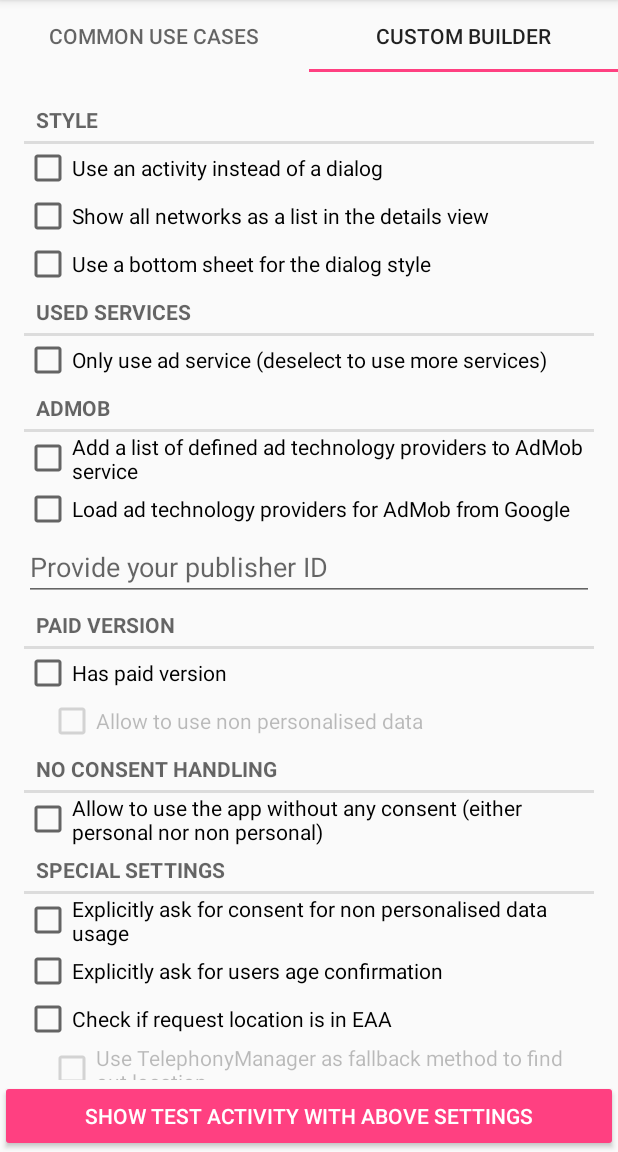
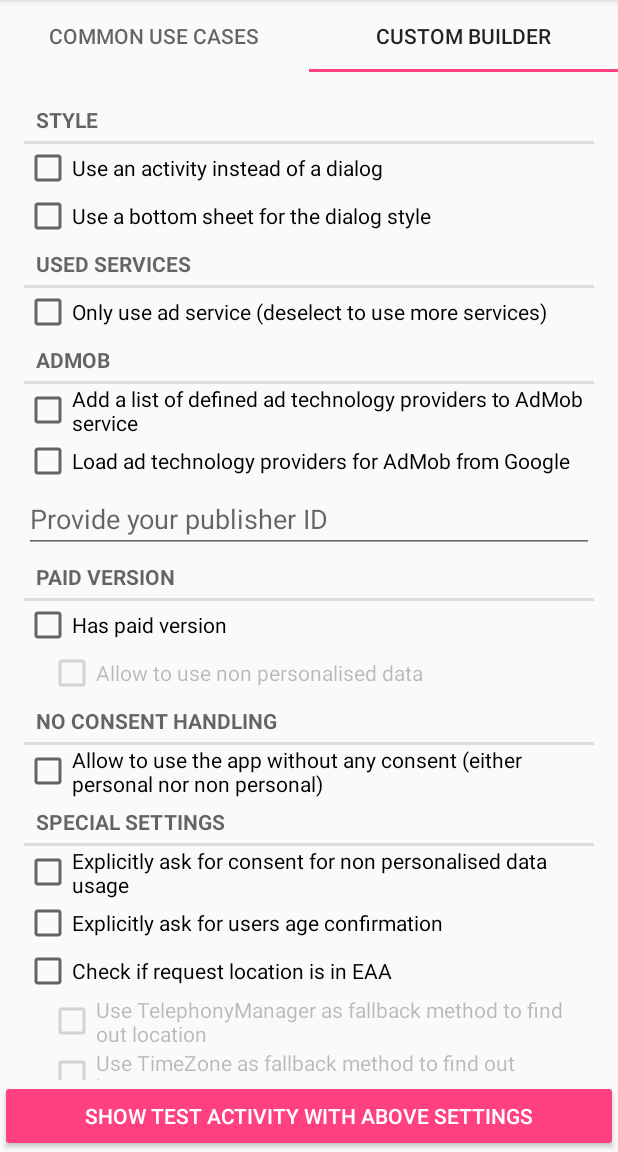
Before and after one commit to MFlisar/GDPRDialog, an Android app: the screen it shows after launch (SetupActivity), tab 2 chosen, on a phone screen of 412 x 824 dp, the part 84-1236 px from its top. Run offline under Robolectric (Android 15) with nearby library versions, the phone set to English and light mode, and no system bars; our stand-ins replace data binding.

Commit message:
* removed non list mode * add ability to differentiate between privacy policy link and partner links * moved network definition strings to code, they are not translated anyways

```diff
--- a/app/src/main/java/com/michaelflisar/gdprdialog/demo/DemoActivity.java
+++ b/app/src/main/java/com/michaelflisar/gdprdialog/demo/DemoActivity.java
@@ -10,6 +10,7 @@ import android.widget.Toast;
 import com.michaelflisar.gdprdialog.GDPR;
 import com.michaelflisar.gdprdialog.GDPRConsent;
 import com.michaelflisar.gdprdialog.GDPRConsentState;
+import com.michaelflisar.gdprdialog.GDPRDefinitions;
 import com.michaelflisar.gdprdialog.GDPRLocation;
 import com.michaelflisar.gdprdialog.GDPRSetup;
 import com.michaelflisar.gdprdialog.demo.app.App;
@@ -63,7 +64,7 @@ public class DemoActivity extends AppCompatActivity implements View.OnClickListe
         // we add it to the FIRST admob network we find...
         if (data.getSubNetworks().size() > 0) {
             for (int i = 0; i < mSetup.networks().length; i++) {
-                if (mSetup.networks()[i].getName().equals(getString(R.string.gdpr_network_admob))) {
+                if (mSetup.networks()[i].getName().equals(GDPRDefinitions.ADMOB.getName())) {
                     mSetup.networks()[i].addSubNetworks(data.getSubNetworks());
                     break;
                 }
--- a/app/src/main/java/com/michaelflisar/gdprdialog/demo/SetupActivity.java
+++ b/app/src/main/java/com/michaelflisar/gdprdialog/demo/SetupActivity.java
@@ -56,7 +56,6 @@ public class SetupActivity extends AppCompatActivity implements View.OnClickList
                         .withPrivacyPolicy(policyLink)
                         .withPaidVersion(false)
                         .withCheckRequestLocation(true)
-                        .withShowNetworksAsList(true)
                         .withLoadAdMobNetworks(publisherId);
                 break;
             case 3:
@@ -146,9 +145,6 @@ public class SetupActivity extends AppCompatActivity implements View.OnClickList
         if (mBinding.cbAskNonPersonalised.isChecked()) {
             setup.withExplicitNonPersonalisedConfirmation(true);
         }
-        if (mBinding.cbShowServicesAsList.isChecked()) {
-            setup.withShowNetworksAsList(true);
-        }
         // our base theme has a toolbar, so wo do not need this
         // setup.withNoToolbarTheme(true);
         intent.putExtra("setup", setup);
--- a/app/src/main/res/layout/activity_setup.xml
+++ b/app/src/main/res/layout/activity_setup.xml
@@ -66,7 +66,7 @@
                             android:layout_width="wrap_content"
                             android:layout_height="wrap_content"
                             android:padding="4dp"
-                            android:text="[1.3 - ADS OR PAY]\nSame as 1.2 but additionally all AdMob networks are loaded from server and are displayed as list instead of csv\nEnter a publisher ID to load ad networks from:"/>
+                            android:text="[1.3 - ADS OR PAY]\nSame as 1.2 but additionally all AdMob networks are loaded from server\nEnter a publisher ID to load ad networks from:"/>
 
                         <EditText
                             android:id="@+id/etPublisherIdCommon"
@@ -116,12 +116,6 @@
                         android:layout_width="match_parent"
                         android:layout_height="wrap_content"
                         android:text="Use an activity instead of a dialog"/>
-
-                    <CheckBox
-                        android:id="@+id/cbShowServicesAsList"
-                        android:layout_width="match_parent"
-                        android:layout_height="wrap_content"
-                        android:text="Show all networks as a list in the details view"/>
 
                     <CheckBox
                         android:id="@+id/cbBottomSheet"
--- a/library/src/main/java/com/michaelflisar/gdprdialog/GDPRDefinitions.java
+++ b/library/src/main/java/com/michaelflisar/gdprdialog/GDPRDefinitions.java
@@ -26,20 +26,23 @@ public class GDPRDefinitions {
     public static GDPRNetwork FIREBASE_ANALYTICS = null;
 
     public static void init(Context context) {
-
         // init ad networks
-        ADMOB = new GDPRNetwork(context, R.string.gdpr_network_admob, R.string.gdpr_network_admob_link, R.string.gdpr_type_ads, true, true);
-        AERSERV = new GDPRNetwork(context, R.string.gdpr_network_aerserv, R.string.gdpr_network_aerserv_link, R.string.gdpr_type_ads, true, true);
-        INMOBI = new GDPRNetwork(context, R.string.gdpr_network_inmobi, R.string.gdpr_network_inmobi_link, R.string.gdpr_type_ads, true, true);
-        MOPUB = new GDPRNetwork(context, R.string.gdpr_network_mopub, R.string.gdpr_network_mopub_link, R.string.gdpr_type_ads, true, true);
-        VUNGLE = new GDPRNetwork(context, R.string.gdpr_network_vungle, R.string.gdpr_network_vungle_link, R.string.gdpr_type_ads, true, true);
-        ADCOLONY = new GDPRNetwork(context, R.string.gdpr_network_adcolony, R.string.gdpr_network_adcolony_link, R.string.gdpr_type_ads, true, true);
-        UNITY = new GDPRNetwork(context, R.string.gdpr_network_unity, R.string.gdpr_network_unity_link, R.string.gdpr_type_ads, true, true);
-        APPLOVIN = new GDPRNetwork(context, R.string.gdpr_network_applovin, R.string.gdpr_network_applovin_link, R.string.gdpr_type_ads, true, true);
+        ADMOB = new GDPRNetwork(context, "AdMob", "https://policies.google.com/privacy", R.string.gdpr_type_ads, true)
+                .withIsIntermediator("https://support.google.com/admob/answer/9012903");
+        AERSERV = new GDPRNetwork(context, "AerServ", "https://www.aerserv.com/privacy-policy", R.string.gdpr_type_ads, true);
+        INMOBI = new GDPRNetwork(context, "InMobi", "https://www.inmobi.com/privacy-policy-for-eea", R.string.gdpr_type_ads, true);
+        MOPUB = new GDPRNetwork(context, "MoPub", "https://www.mopub.com/legal/privacy", R.string.gdpr_type_ads, true)
+                .withIsIntermediator("https://developers.mopub.com/docs/mediation/supported-mediation-partners");
+        VUNGLE = new GDPRNetwork(context, "InMobi", "https://vungle.com/privacy", R.string.gdpr_type_ads, true);
+        ADCOLONY = new GDPRNetwork(context, "AdColony", "https://www.adcolony.com/privacy-policy", R.string.gdpr_type_ads, true);
+        UNITY = new GDPRNetwork(context, "Unity", "https://unity3d.com/legal/privacy-policy", R.string.gdpr_type_ads, true);
+        APPLOVIN = new GDPRNetwork(context, "AppLovin", "https://www.applovin.com/privacy", R.string.gdpr_type_ads, true);
 
         // init othes
-        FIREBASE_DATABASE = new GDPRNetwork(context, R.string.gdpr_network_firebase, R.string.gdpr_network_firebase_link, R.string.gdpr_type_cloud_database, false, false);
-        FIREBASE_CRASH = new GDPRNetwork(context, R.string.gdpr_network_firebase, R.string.gdpr_network_firebase_link, R.string.gdpr_type_crash, false, false);
-        FIREBASE_ANALYTICS = new GDPRNetwork(context, R.string.gdpr_network_firebase, R.string.gdpr_network_firebase_link, R.string.gdpr_type_analytics, false, false);
+        String firebase = "Firebase";
+        String firebaseUrl = "https://firebase.google.com/support/privacy";
+        FIREBASE_DATABASE = new GDPRNetwork(context, firebase, firebaseUrl, R.string.gdpr_type_cloud_database, false);
+        FIREBASE_CRASH = new GDPRNetwork(context, firebase, firebaseUrl, R.string.gdpr_type_crash, false);
+        FIREBASE_ANALYTICS = new GDPRNetwork(context, firebase, firebaseUrl, R.string.gdpr_type_analytics, false);
     }
 }
--- a/library/src/main/java/com/michaelflisar/gdprdialog/GDPRNetwork.java
+++ b/library/src/main/java/com/michaelflisar/gdprdialog/GDPRNetwork.java
@@ -15,26 +15,35 @@ public class GDPRNetwork implements Parcelable {
     private String mName;
     private String mLink;
     private String mType;
-    private boolean mIsCollection;
+    private boolean mIsIntermediatorWithSubNetworks;
     private boolean mIsAdNetwork;
     private ArrayList<GDPRSubNetwork> mSubNetworks;
+    private String mSubNetworksLink;
 
-    public GDPRNetwork(Context context, int name, int link, int type, boolean isCollection, boolean isAdNetwork) {
-        mName = context.getString(name);
-        mLink = context.getString(link);
+    public GDPRNetwork(Context context, String name, String link, int type, boolean isAdNetwork) {
+        mName = name;
+        mLink = link;
         mType = context.getString(type);
-        mIsCollection = isCollection;
+        mIsIntermediatorWithSubNetworks = false;
+        mSubNetworksLink = null;
         mIsAdNetwork = isAdNetwork;
         mSubNetworks = new ArrayList<>();
     }
 
-    public GDPRNetwork(String name, String link, String type, boolean isCollection, boolean isAdNetwork) {
+    public GDPRNetwork(String name, String link, String type, boolean isAdNetwork) {
         mName = name;
         mLink = link;
         mType = type;
-        mIsCollection = isCollection;
+        mIsIntermediatorWithSubNetworks = false;
+        mSubNetworksLink = null;
         mIsAdNetwork = isAdNetwork;
         mSubNetworks = new ArrayList<>();
+    }
+
+    public GDPRNetwork withIsIntermediator(String subNetworksLink) {
+        mIsIntermediatorWithSubNetworks = true;
+        mSubNetworksLink = subNetworksLink;
+        return this;
     }
 
     public GDPRNetwork addSubNetwork(GDPRSubNetwork network) {
@@ -48,8 +57,11 @@ public class GDPRNetwork implements Parcelable {
     }
 
     public GDPRNetwork copy() {
-        return new GDPRNetwork(mName, mLink, mType, mIsCollection, mIsAdNetwork)
+        GDPRNetwork copy = new GDPRNetwork(mName, mLink, mType, mIsAdNetwork)
                 .addSubNetworks(mSubNetworks);
+        copy.mIsIntermediatorWithSubNetworks = this.mIsIntermediatorWithSubNetworks;
+        copy.mSubNetworksLink = this.mSubNetworksLink;
+        return copy;
     }
 
     // ----------------
@@ -68,8 +80,8 @@ public class GDPRNetwork implements Parcelable {
         return mType;
     }
 
-    public boolean isCollection() {
-        return mIsCollection;
+    public boolean isIntermediatorWithSubNetworks() {
+        return mIsIntermediatorWithSubNetworks;
     }
 
     public boolean isAdNetwork() {
@@ -82,6 +94,9 @@ public class GDPRNetwork implements Parcelable {
 
     public String getHtmlLink(Context context, boolean withSubNetworks) {
         String link = "<a href=\"" + mLink + "\">" + mName + "</a>";
+        if (mIsIntermediatorWithSubNetworks && mSubNetworksLink != null) {
+            link += " (<a href=\"" + mSubNetworksLink + "\">" + context.getString(R.string.gdpr_show_me_partners) + "</a>)";
+        }
         if (withSubNetworks && mSubNetworks.size() > 0) {
             link += " (";
             List<String> values = new ArrayList<>();
@@ -115,7 +130,7 @@ public class GDPRNetwork implements Parcelable {
         mName = in.readString();
         mLink = in.readString();
         mType = in.readString();
-        mIsCollection = in.readByte() == 1;
+        mIsIntermediatorWithSubNetworks = in.readByte() == 1;
         mIsAdNetwork = in.readByte() == 1;
         mSubNetworks = new ArrayList<>();
         int subNetworks = in.readInt();
@@ -123,6 +138,7 @@ public class GDPRNetwork implements Parcelable {
             mSubNetworks.add(in.readParcelable(GDPRSubNetwork.class.getClassLoader()));
             subNetworks--;
         }
+        mSubNetworksLink = in.readString();
     }
 
     @Override
@@ -135,12 +151,13 @@ public class GDPRNetwork implements Parcelable {
         dest.writeString(mName);
         dest.writeString(mLink);
         dest.writeString(mType);
-        dest.writeByte(mIsCollection ? (byte) 1 : 0);
+        dest.writeByte(mIsIntermediatorWithSubNetworks ? (byte) 1 : 0);
         dest.writeByte(mIsAdNetwork ? (byte) 1 : 0);
         dest.writeInt(mSubNetworks.size());
         for (GDPRSubNetwork subNetwork : mSubNetworks) {
             dest.writeParcelable(subNetwork, 0);
         }
+        dest.writeString(mSubNetworksLink);
     }
 
     public static final Parcelable.Creator CREATOR = new Parcelable.Creator() {
--- a/library/src/main/res/values/service_strings.xml
+++ /dev/null
@@ -1,35 +0,0 @@
-<?xml version="1.0" encoding="utf-8"?>
-<resources>
-
-    <!-- ***************** -->
-    <!-- Networks/Services -->
-    <!-- ***************** -->
-
-    <string name="gdpr_network_admob" translatable="false">AdMob</string>
-    <string name="gdpr_network_admob_link" translatable="false">https://support.google.com/admob/answer/9012903</string>
-
-    <string name="gdpr_network_firebase" translatable="false">Firebase</string>
-    <string name="gdpr_network_firebase_link" translatable="false">https://firebase.google.com/support/privacy/</string>
-
-    <string name="gdpr_network_aerserv" translatable="false">AerServ</string>
-    <string name="gdpr_network_aerserv_link" translatable="false">https://www.aerserv.com/privacy-policy/</string>
-
-    <string name="gdpr_network_inmobi" translatable="false">InMobi</string>
-    <string name="gdpr_network_inmobi_link" translatable="false">https://www.inmobi.com/privacy-policy-for-eea/</string>
-
-    <string name="gdpr_network_mopub" translatable="false">MoPub</string>
-    <string name="gdpr_network_mopub_link" translatable="false">https://www.mopub.com/legal/privacy/</string>
-
-    <string name="gdpr_network_vungle" translatable="false">Vungle</string>
-    <string name="gdpr_network_vungle_link" translatable="false">https://vungle.com/privacy/</string>
-
-    <string name="gdpr_network_adcolony" translatable="false">AdColony</string>
-    <string name="gdpr_network_adcolony_link" translatable="false">https://www.adcolony.com/privacy-policy/</string>
-
-    <string name="gdpr_network_unity" translatable="false">Unity</string>
-    <string name="gdpr_network_unity_link" translatable="false">https://unity3d.com/legal/privacy-policy</string>
-
-    <string name="gdpr_network_applovin" translatable="false">AppLovin</string>
-    <string name="gdpr_network_applovin_link" translatable="false">https://www.applovin.com/privacy/</string>
-
-</resources>
--- a/library/src/main/res/values/strings.xml
+++ b/library/src/main/res/values/strings.xml
@@ -44,6 +44,7 @@
     <string name="gdpr_age_not_confirmed">Please confirm your age before continuing</string>
     <string name="gdpr_free">free</string>
     <string name="gdpr_cheap">cheap</string>
+    <string name="gdpr_show_me_partners">show me their partners</string>
 
     <!-- ************** -->
     <!-- Networks types -->
```
Also changed, not shown: library/src/main/java/com/michaelflisar/gdprdialog/GDPRSetup.java (+1 -19 lines).
